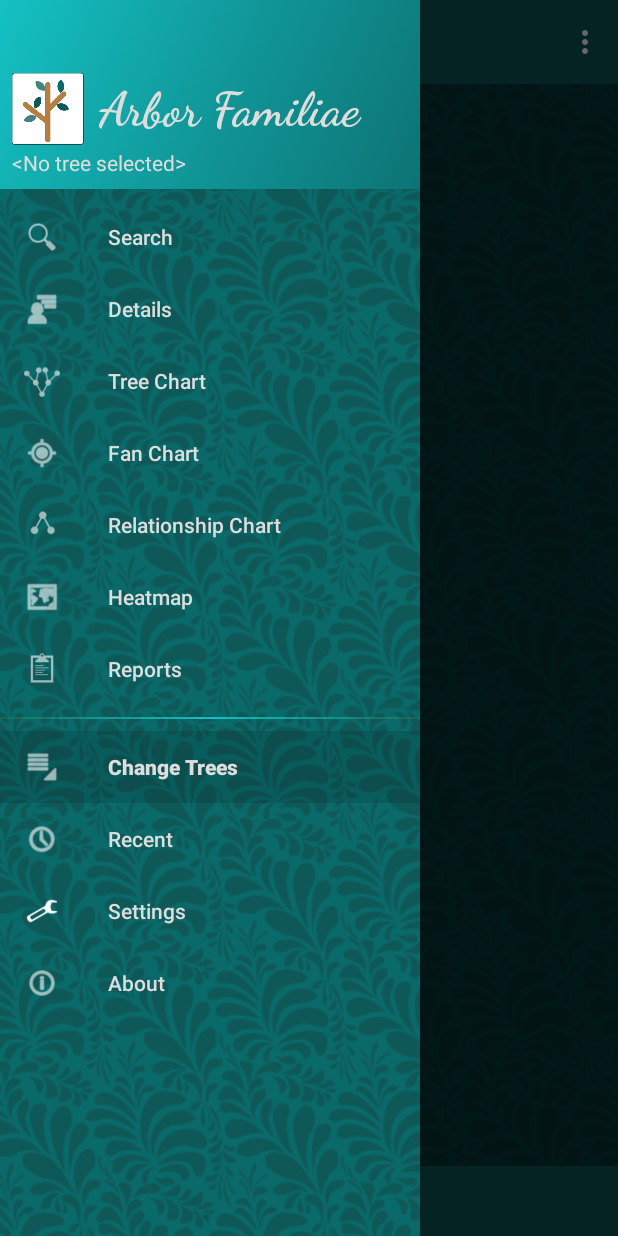
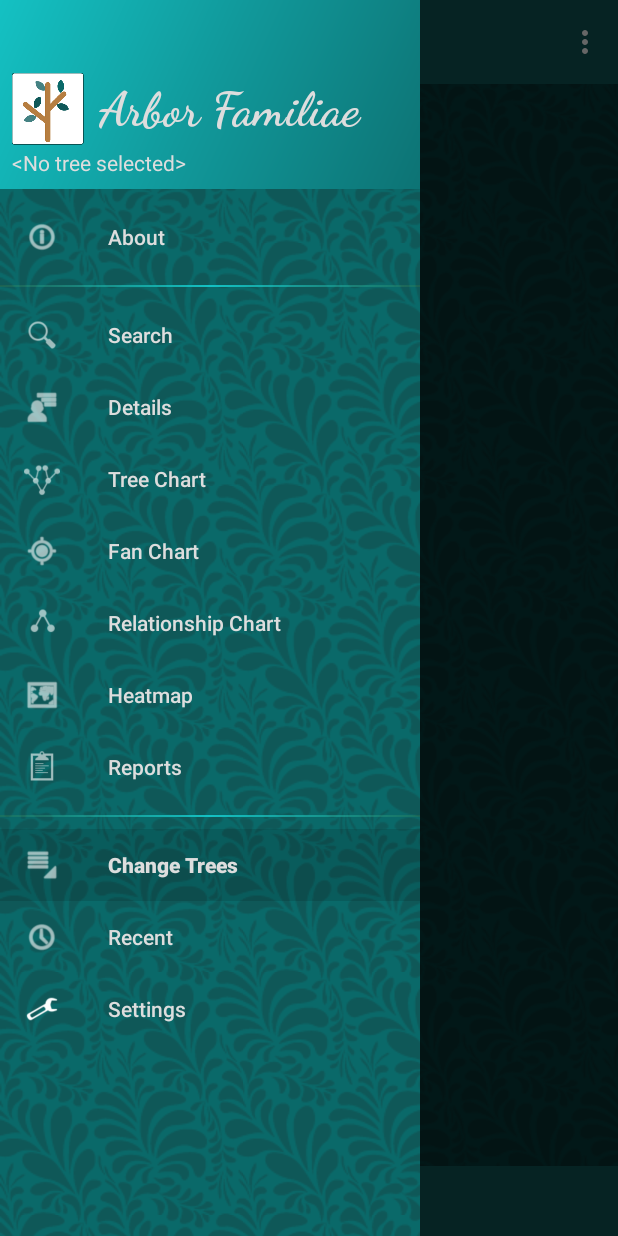
Before and after one commit to sjmeunier/arbor-familiae, an Android app: the screen it shows after launch (MainActivity), with the side drawer open, on a phone screen of 412 x 824 dp. Run offline under Robolectric (Android 15) with nearby library versions, the phone set to English and light mode, and no system bars; our stand-ins replace Room's generated code.

Commit message:
Styling fixes

```diff
--- a/app/src/main/res/menu/activity_main_drawer.xml
+++ b/app/src/main/res/menu/activity_main_drawer.xml
@@ -1,5 +1,12 @@
 <?xml version="1.0" encoding="utf-8"?>
 <menu xmlns:android="http://schemas.android.com/apk/res/android">
+
+    <group android:checkableBehavior="single" android:id="@+id/top_group">
+        <item
+            android:id="@+id/nav_about"
+            android:icon="@drawable/ic_menu_about"
+            android:title="@string/action_about" />
+    </group>
 
     <group android:checkableBehavior="single" android:id="@+id/tree_group">
         <item
@@ -46,9 +53,5 @@
             android:id="@+id/nav_settings"
             android:icon="@drawable/ic_menu_settings"
             android:title="@string/action_settings" />
-        <item
-            android:id="@+id/nav_about"
-            android:icon="@drawable/ic_menu_about"
-            android:title="@string/action_about" />
     </group>
 </menu>
```
Also changed, not shown: app/src/main/res/layout/fragment_heatmap.xml (+7 -6 lines), 1 other file.
